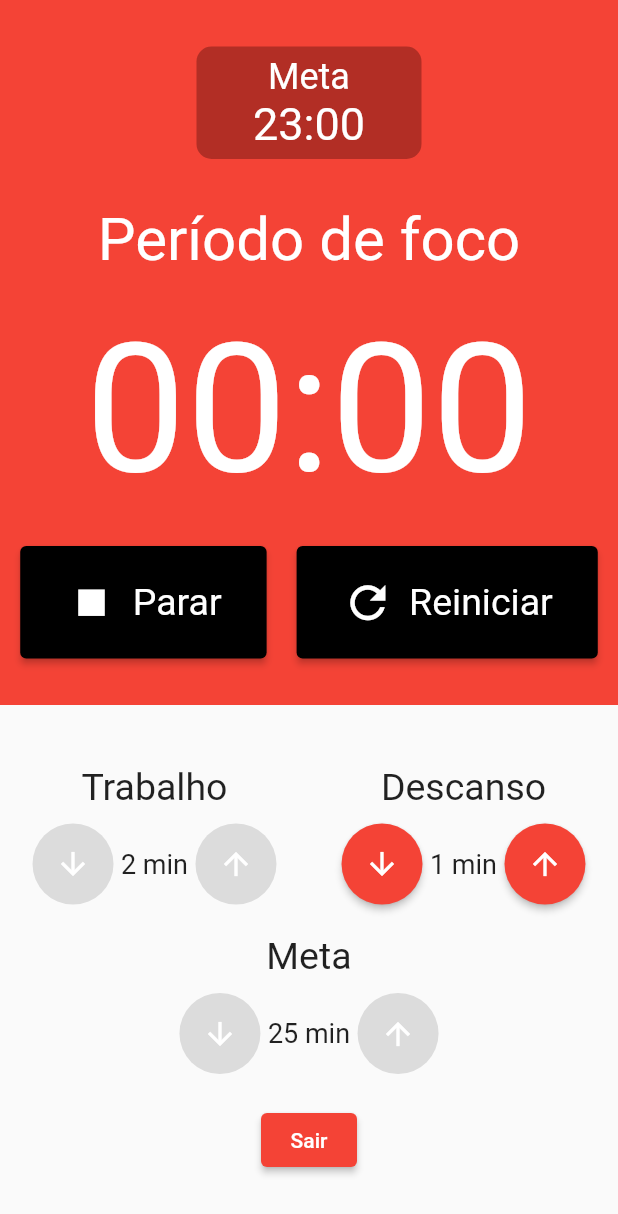
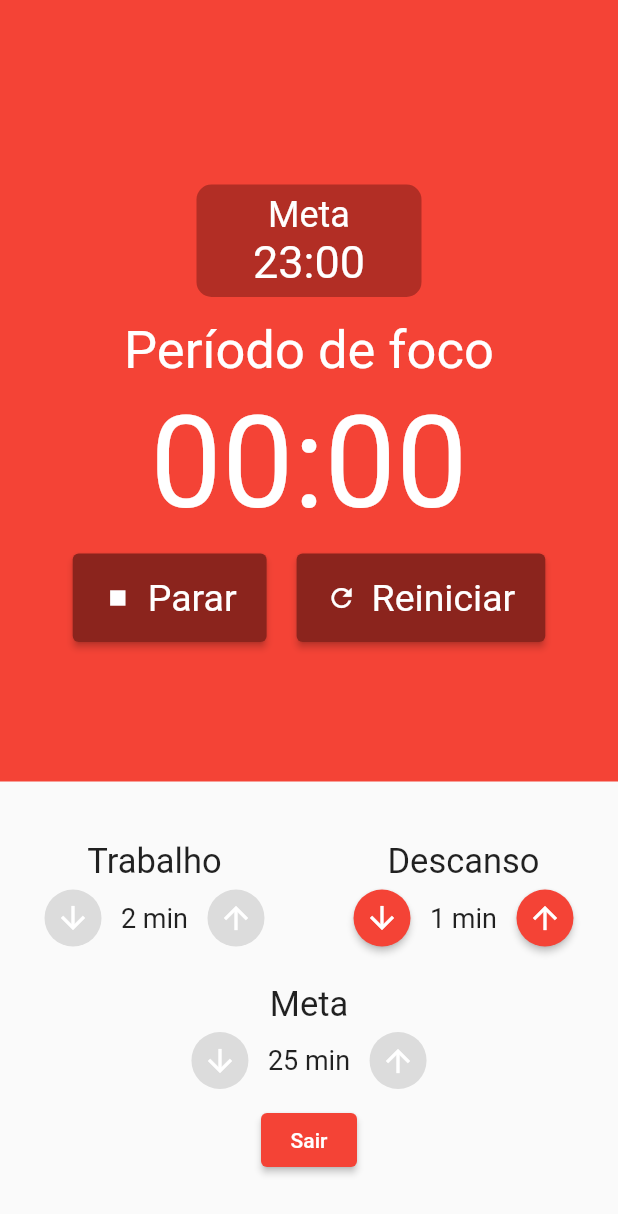
Before and after one commit to Mavitu56/Pomodoro_Flutter, a Flutter app: the screen it shows once a user with an empty profile is signed in, after a tap on "Iniciar", on a phone screen of 412 x 824 dp. Shown: the top 1214 px of the screen. Run offline on Flutter 3.47's test engine with Material 2 defaults, Android fonts, the phone set to English and light mode, and no system bars; our stand-ins replace cloud_firestore, firebase_auth, firebase_core, firebase_storage, flutter_mobx, mobx; accounts and stored records are empty; generated files the repository leaves out were written again.

Commit message:
Ajuste do erro de sobreposição

```diff
--- a/lib/components/Cronometro.dart
+++ b/lib/components/Cronometro.dart
@@ -18,6 +18,8 @@ class Cronometro extends StatelessWidget {
       child: Column(
         mainAxisAlignment: MainAxisAlignment.center,
         children: [
+
+          SizedBox(height: 30),
           Container(
             width: 150,
             height: 75,
@@ -52,24 +54,24 @@ class Cronometro extends StatelessWidget {
                     color: Colors.white,
                     size: 48,
                   ),
-          SizedBox(height: 20), // Espaçamento
+          SizedBox(height: 5), // Espaçamento
 
           Text(
             store.estaTrabalhando() ? 'Período de foco' : 'Período de descanso',
             style: const TextStyle(
-              fontSize: 40,
+              fontSize: 35,
               color: Colors.white,
             ),
           ),
-          const SizedBox(height: 20),
+          const SizedBox(height: 5),
           Text(
             '${store.minutos.toString().padLeft(2, '0')}:${store.segundos.toString().padLeft(2, '0')}',
             style: const TextStyle(
-              fontSize: 120,
+              fontSize: 85,
               color: Colors.white,
             ),
           ),
-          const SizedBox(height: 20),
+          const SizedBox(height: 10),
           Row(
             mainAxisAlignment: MainAxisAlignment.center,
             children: [
--- a/lib/components/CronometroBotao.dart
+++ b/lib/components/CronometroBotao.dart
@@ -16,10 +16,10 @@ class CronometroBotao extends StatelessWidget {
   Widget build(BuildContext context) {
     return ElevatedButton(
       style: ElevatedButton.styleFrom(
-        backgroundColor: Colors.black,
+        backgroundColor: const Color.fromARGB(255, 139, 36, 29),
         padding: const EdgeInsets.symmetric(
-          horizontal: 30,
-          vertical: 20,
+          horizontal: 20,
+          vertical: 15,
         ),
         textStyle: const TextStyle(
           fontSize: 25,
@@ -32,7 +32,7 @@ class CronometroBotao extends StatelessWidget {
             padding: const EdgeInsets.only(right: 10),
             child: Icon(
               icone,
-              size: 35,
+              size: 20,
             ),
           ),
           Text(texto),
--- a/lib/components/EntradaTempo.dart
+++ b/lib/components/EntradaTempo.dart
@@ -26,18 +26,17 @@ class EntradaTempo extends StatelessWidget {
         Text(
           titulo,
           style: const TextStyle(
-            fontSize: 25,
+            fontSize: 23,
           ),
         ),
-        const SizedBox(height: 10),
         Row(
           mainAxisAlignment: MainAxisAlignment.center,
           children: [
             ElevatedButton(
               onPressed: dec,
               style: ElevatedButton.styleFrom(
-                shape: const CircleBorder(),
-                padding: const EdgeInsets.all(15),
+                shape:  CircleBorder(),
+                padding: const EdgeInsets.all(7),
                 backgroundColor:
                     store.estaTrabalhando() ? Colors.red : Colors.green,
               ),
@@ -56,7 +55,7 @@ class EntradaTempo extends StatelessWidget {
               onPressed: inc,
               style: ElevatedButton.styleFrom(
                 shape: const CircleBorder(),
-                padding: const EdgeInsets.all(15),
+                padding: const EdgeInsets.all(7),
                 backgroundColor:
                     store.estaTrabalhando() ? Colors.red : Colors.green,
               ),
--- a/lib/main.dart
+++ b/lib/main.dart
@@ -1,6 +1,7 @@
 import 'package:flutter/material.dart';
 import 'package:pomodoro/pages/auth_or_app_page.dart';
 import 'package:provider/provider.dart';
+import 'package:flutter/foundation.dart';
 import './store/pomodoro.store.dart';
 
 void main() {
--- a/lib/pages/Pomodoro.dart
+++ b/lib/pages/Pomodoro.dart
@@ -14,6 +14,8 @@ class Pomodoro extends StatelessWidget {
     final store = Provider.of<PomodoroStore>(context);
 
     return Scaffold(
+  resizeToAvoidBottomInset: true,
+
       body: Column(
         crossAxisAlignment: CrossAxisAlignment.stretch,
         children: [
@@ -67,7 +69,7 @@ class Pomodoro extends StatelessWidget {
                         ),
                       ],
                     ),
-                    SizedBox(height: 20), // Espaçamento
+                    SizedBox(height: 5), // Espaçamento
                     ElevatedButton(
                       onPressed: () {
                         AuthService().logout();
--- a/lib/pages/auth_page.dart
+++ b/lib/pages/auth_page.dart
@@ -49,7 +49,7 @@ class _AuthPageState extends State<AuthPage> {
           children: [
             Container(
               width: double.infinity,
-              height: 200,
+              height: 100,
               decoration: BoxDecoration(
                 image: DecorationImage(
                   image: AssetImage('images/pomodoro.png'),
```
Also changed, not shown: pubspec.lock.
